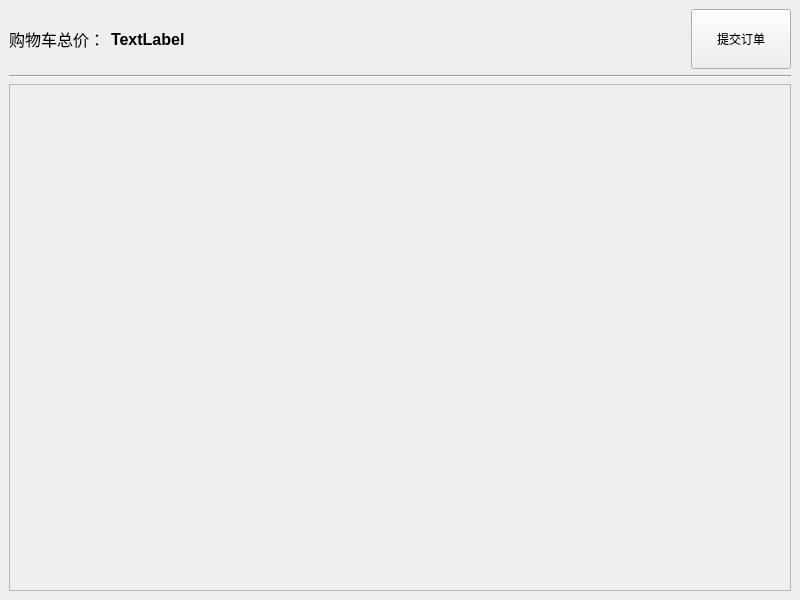
tsukishima1321/shopping, file MyCartWindow.ui: the form before one commit.
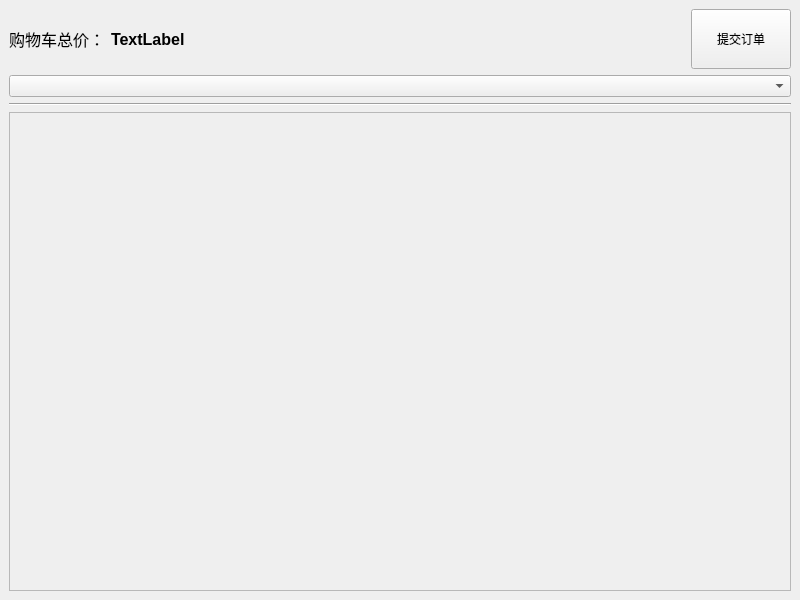
The form after the commit.

Diff of the .ui file:
```diff
--- a/MyCartWindow.ui
+++ b/MyCartWindow.ui
@@ -76,6 +76,9 @@
       </item>
      </layout>
     </item>
+    <item>
+     <widget class="QComboBox" name="comboBox"/>
+    </item>
     <item>
      <widget class="Line" name="line">
       <property name="orientation">
@@ -94,7 +97,7 @@
          <x>0</x>
          <y>0</y>
          <width>780</width>
-         <height>503</height>
+         <height>476</height>
         </rect>
        </property>
       </widget>
```
